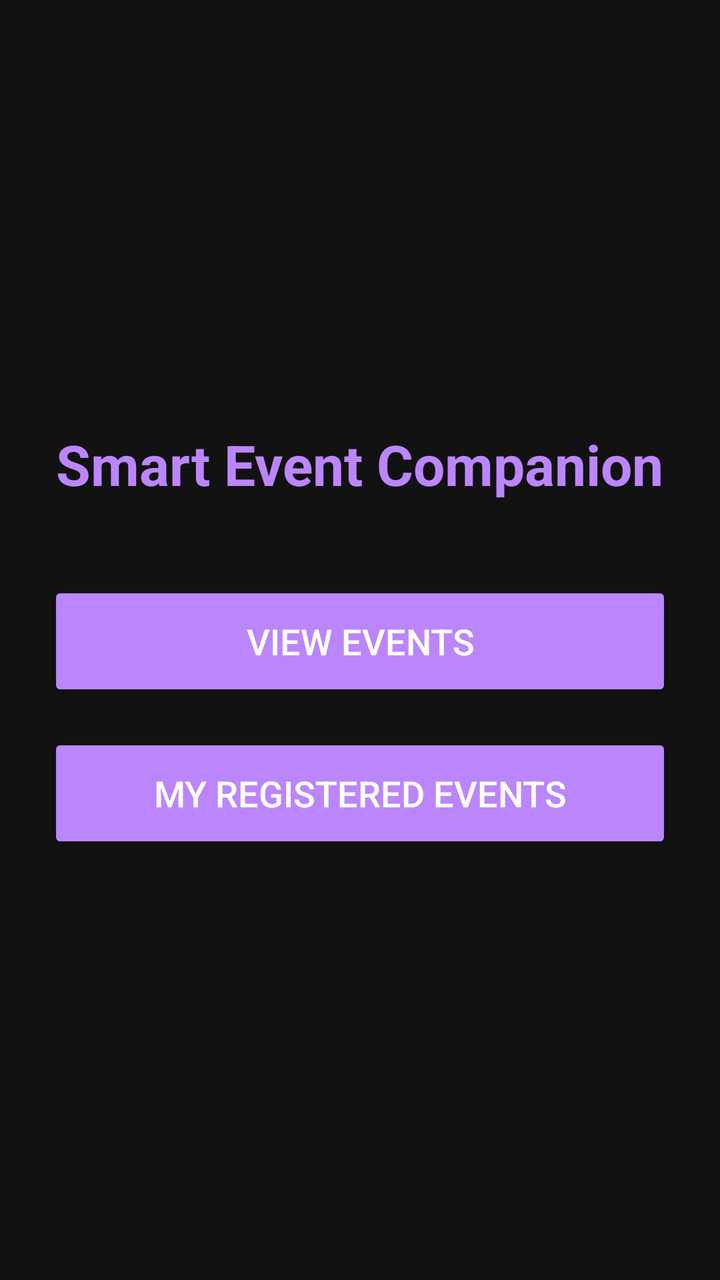
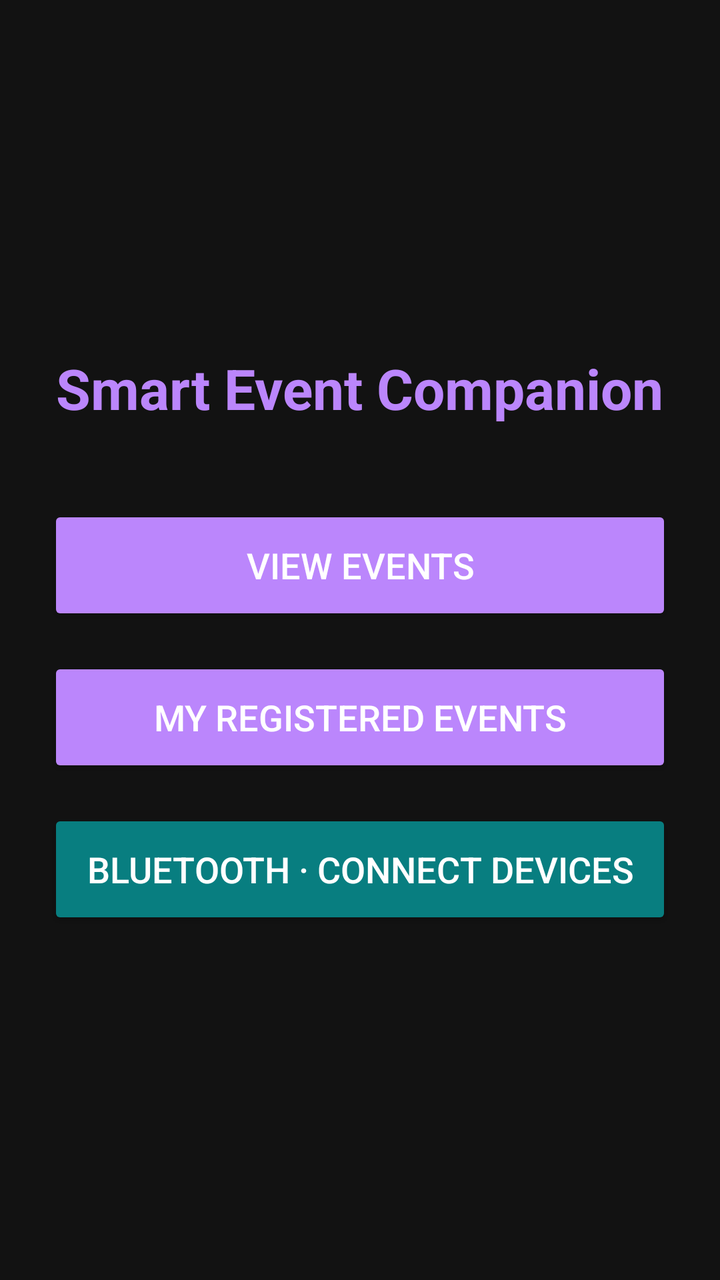

An Android layout rendered at two revisions. The XML below is the earlier revision; the diff shows what the commit changed to produce the second picture.
<!-- AndroidManifest.xml: application theme Theme.AppCompat.DayNight.DarkActionBar -->
<!-- res/layout/activity_main.xml -->
<?xml version="1.0" encoding="utf-8"?>
<LinearLayout xmlns:android="http://schemas.android.com/apk/res/android"
    android:layout_width="match_parent"
    android:layout_height="match_parent"
    android:orientation="vertical"
    android:gravity="center"
    android:background="@color/black_bg"
    android:padding="24dp">

    <TextView
        android:layout_width="wrap_content"
        android:layout_height="wrap_content"
        android:text="Smart Event Companion"
        android:textSize="28sp"
        android:textStyle="bold"
        android:textColor="@color/primary_purple"
        android:layout_marginBottom="40dp"/>

    <Button
        android:id="@+id/btnViewEvents"
        android:layout_width="match_parent"
        android:layout_height="60dp"
        android:text="View Events"
        android:textSize="18sp"
        android:backgroundTint="@color/primary_purple"
        android:textColor="@color/text_white"
        android:layout_marginBottom="16dp"/>

    <Button
        android:id="@+id/btnRegisteredEvents"
        android:layout_width="match_parent"
        android:layout_height="60dp"
        android:text="My Registered Events"
        android:textSize="18sp"
        android:backgroundTint="@color/primary_purple"
        android:textColor="@color/text_white"/>
</LinearLayout>
<!-- resources referenced by this layout -->
<resources>
  <color name="black_bg">#121212</color>
  <color name="primary_purple">#BB86FC</color>
  <color name="text_white">#FFFFFF</color>
</resources>

<!-- the commit's change to res/layout/activity_main.xml (unified diff, before → after) -->
@@ -34,4 +34,14 @@
         android:textSize="18sp"
         android:backgroundTint="@color/primary_purple"
         android:textColor="@color/text_white"/>
+
+    <Button
+        android:id="@+id/btnBluetooth"
+        android:layout_width="match_parent"
+        android:layout_height="60dp"
+        android:text="Bluetooth · Connect devices"
+        android:textSize="18sp"
+        android:backgroundTint="#087E80"
+        android:textColor="#FFFFFF"
+        android:layout_marginTop="16dp"/>
 </LinearLayout>
